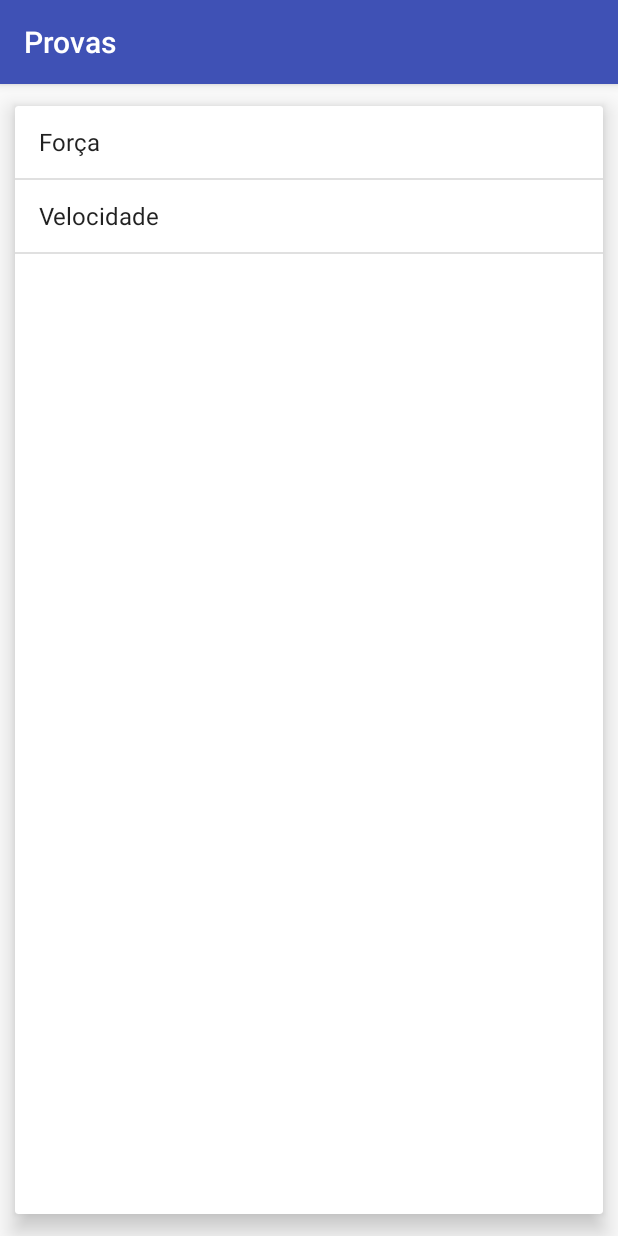
After one commit to richardnikolas/Agenda-AndroidStudio, an Android app: the ProvasActivity screen opened directly, with no data from a screen before it, on a phone screen of 412 x 824 dp. The commit adds this screen. Run offline under Robolectric (Android 15) with nearby library versions, the phone set to English and light mode, and no system bars.

Commit message:
Mudei configuracoes do build:grade para ficar compativel/Criando mais uma tela/Novo botao

```diff
--- a/app/build.gradle
+++ b/app/build.gradle
@@ -20,11 +20,12 @@ android {
 }
 
 dependencies {
-    compile fileTree(dir: 'libs', include: ['*.jar'])
+    compile fileTree(include: ['*.jar'], dir: 'libs')
     androidTestCompile('com.android.support.test.espresso:espresso-core:2.2.2', {
         exclude group: 'com.android.support', module: 'support-annotations'
     })
     compile 'com.android.support:appcompat-v7:25.3.1'
     compile 'com.android.support.constraint:constraint-layout:1.0.2'
     testCompile 'junit:junit:4.12'
+    compile 'com.android.support:cardview-v7:25.3.1'
 }
--- a/app/src/main/AndroidManifest.xml
+++ b/app/src/main/AndroidManifest.xml
@@ -20,9 +20,9 @@
         </activity>
         <activity
             android:name=".FormularioActivity"
-            android:label="Formulario" >
-
-        </activity>
+            android:label="Formulario"></activity>
+        <activity android:name=".ProvasActivity"
+            android:label="Provas"></activity>
     </application>
 
 </manifest>
--- a/app/src/main/java/br/com/alura/agenda/ListaAlunosActivity.java
+++ b/app/src/main/java/br/com/alura/agenda/ListaAlunosActivity.java
@@ -86,6 +86,11 @@ public class ListaAlunosActivity extends AppCompatActivity {
             case R.id.menu_enviar_power:
                 new EnviaAlunosTask(this).execute();
                 break;
+
+            case R.id.menu_baixar_provas:
+                Intent vaiParaProvas = new Intent(this, ProvasActivity.class);
+                startActivity(vaiParaProvas);
+                break;
         }
         return super.onOptionsItemSelected(item);
     }
--- /dev/null
+++ b/app/src/main/java/br/com/alura/agenda/ProvasActivity.java
@@ -0,0 +1,45 @@
+package br.com.alura.agenda;
+
+import android.support.v7.app.AppCompatActivity;
+import android.os.Bundle;
+import android.view.View;
+import android.widget.AdapterView;
+import android.widget.ArrayAdapter;
+import android.widget.ListView;
+import android.widget.Toast;
+
+import java.util.Arrays;
+import java.util.List;
+
+import br.com.alura.agenda.modelo.Prova;
+
+public class ProvasActivity extends AppCompatActivity {
+
+    @Override
+    protected void onCreate(Bundle savedInstanceState) {
+        super.onCreate(savedInstanceState);
+        setContentView(R.layout.activity_provas);
+
+        List<String> topicosForça = Arrays.asList("Quebrar pedra", "Levantar peso", "Empurrar um rinoceronte");
+        Prova provaForça = new Prova("Força", "Difícil", topicosForça);
+
+        List<String> topicosVelocidade = Arrays.asList("Teste de velocidade total", "Teste de aceleração", "Percurso de 500m");
+        Prova provaVelocidade = new Prova("Velocidade", "Média", topicosVelocidade);
+
+        List<Prova> provas = Arrays.asList(provaForça, provaVelocidade);
+
+        ArrayAdapter<Prova> adapter = new ArrayAdapter<Prova>(this, android.R.layout.simple_list_item_1, provas);
+
+        final ListView lista = (ListView) findViewById(R.id.provas_lista);
+        lista.setAdapter(adapter);
+
+        lista.setOnItemClickListener(new AdapterView.OnItemClickListener() {
+            @Override
+            public void onItemClick(AdapterView<?> parent, View view, int position, long id) {
+                Prova prova = (Prova) parent.getItemAtPosition(position);
+                Toast.makeText(ProvasActivity.this, "Clicou na prova de " + prova, Toast.LENGTH_SHORT).show();
+            }
+        });
+
+    }
+}
--- a/app/src/main/java/br/com/alura/agenda/adapter/CharactersAdapter.java
+++ b/app/src/main/java/br/com/alura/agenda/adapter/CharactersAdapter.java
@@ -56,6 +56,11 @@ public class CharactersAdapter extends BaseAdapter {
         TextView campoNome = (TextView) view.findViewById(R.id.item_nome);
         campoNome.setText(character.getNome());
 
+        TextView campoSkill = (TextView) view.findViewById(R.id.item_skill);
+        if (campoSkill != null) {
+            campoSkill.setText(character.getSkills());
+        }
+
         ImageView campoFoto = (ImageView) view.findViewById(R.id.item_foto);
         String caminhoFoto = character.getCaminhoFoto();
         if(caminhoFoto != null) {
--- /dev/null
+++ b/app/src/main/java/br/com/alura/agenda/modelo/Prova.java
@@ -0,0 +1,44 @@
+package br.com.alura.agenda.modelo;
+
+import java.util.List;
+
+public class Prova {
+    private String tipo;
+    private String nivel;
+    private List<String> topicos;
+
+    public Prova(String tipo, String nivel, List<String> topicos) {
+        this.tipo = tipo;
+        this.nivel = nivel;
+        this.topicos = topicos;
+    }
+
+    public String getTipo() {
+        return tipo;
+    }
+
+    public void setTipo(String tipo) {
+        this.tipo = tipo;
+    }
+
+    public String getNivel() {
+        return nivel;
+    }
+
+    public void setNivel(String nivel) {
+        this.nivel = nivel;
+    }
+
+    public List<String> getTopicos() {
+        return topicos;
+    }
+
+    public void setTopicos(List<String> topicos) {
+        this.topicos = topicos;
+    }
+
+    @Override
+    public String toString() {
+        return this.tipo;
+    }
+}
--- /dev/null
+++ b/app/src/main/res/layout/activity_provas.xml
@@ -0,0 +1,15 @@
+<?xml version="1.0" encoding="utf-8"?>
+<android.support.v7.widget.CardView xmlns:android="http://schemas.android.com/apk/res/android"
+    android:layout_width="match_parent"
+    android:layout_height="match_parent"
+    xmlns:app="http://schemas.android.com/apk/res-auto"
+    app:cardElevation="9dp"
+    app:cardUseCompatPadding="true">
+
+    <ListView
+        android:id="@+id/provas_lista"
+        android:layout_width="match_parent"
+        android:layout_height="match_parent" />
+
+
+</android.support.v7.widget.CardView>
--- a/app/src/main/res/menu/menu_lista_alunos.xml
+++ b/app/src/main/res/menu/menu_lista_alunos.xml
@@ -7,4 +7,10 @@
         android:icon="@drawable/ic_enviar"
         app:showAsAction="always" />
 
+    <item
+        android:id="@+id/menu_baixar_provas"
+        android:title="Baixar Provas"
+        android:icon="@drawable/ic_receber"
+        app:showAsAction="always" />
+
 </menu>
```
Also changed, not shown: app/src/main/java/br/com/alura/agenda/EnviaAlunosTask.java (+6 -3 lines), app/src/main/java/br/com/alura/agenda/WebClient.java (+5 -3 lines), app/src/main/java/br/com/alura/agenda/converter/AlunoConverter.java (+7 -5 lines), app/src/main/res/layout-land/list_item.xml (added, +49 -0 lines).
